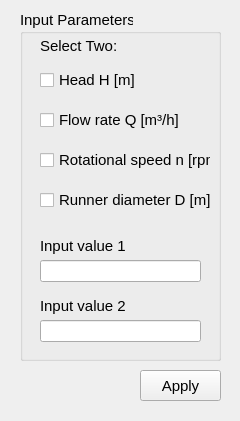
Before: the Qt Designer form src/GUI_QtDesigner/sizing_widget.ui in AudriusZ/Hill-Chart-Calculator, drawn with Qt 5.
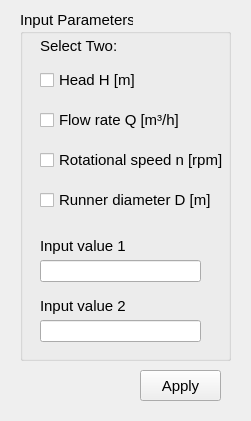
After: the same form once the commit is applied.

The edit to the form file:
```diff
--- a/src/GUI_QtDesigner/sizing_widget.ui
+++ b/src/GUI_QtDesigner/sizing_widget.ui
@@ -6,7 +6,7 @@
    <rect>
     <x>0</x>
     <y>0</y>
-    <width>240</width>
+    <width>251</width>
     <height>421</height>
    </rect>
   </property>
@@ -69,7 +69,7 @@
     <rect>
      <x>20</x>
      <y>10</y>
-     <width>201</width>
+     <width>211</width>
      <height>351</height>
     </rect>
    </property>
@@ -120,7 +120,7 @@
      <rect>
       <x>20</x>
       <y>140</y>
-      <width>171</width>
+      <width>191</width>
       <height>20</height>
      </rect>
     </property>
```
